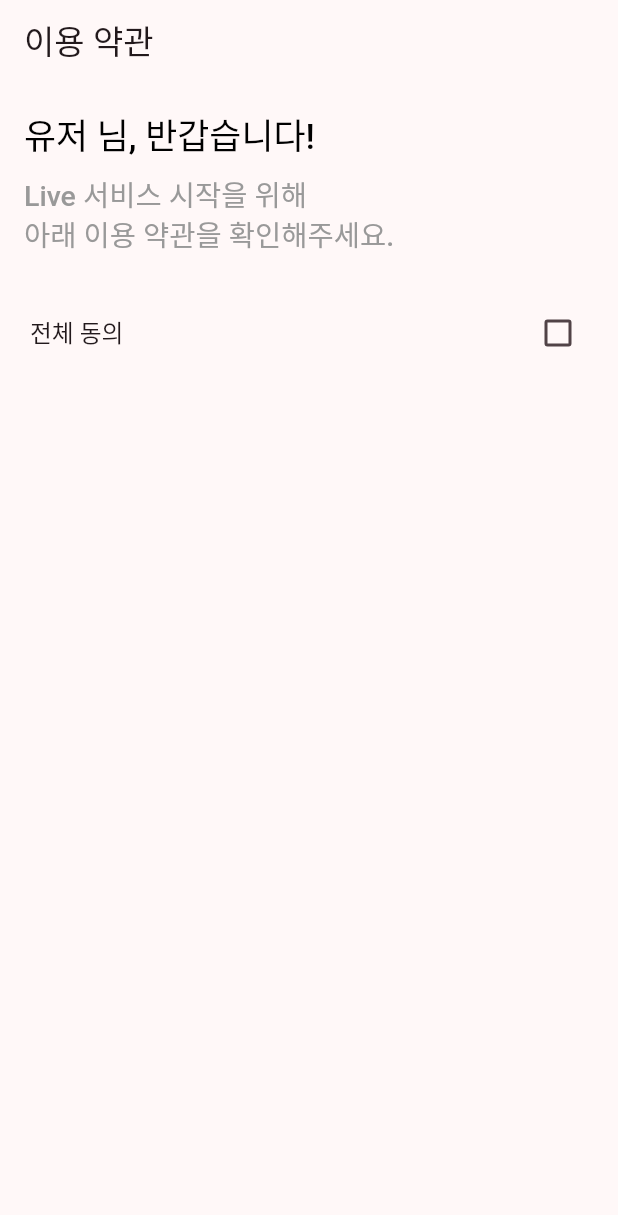
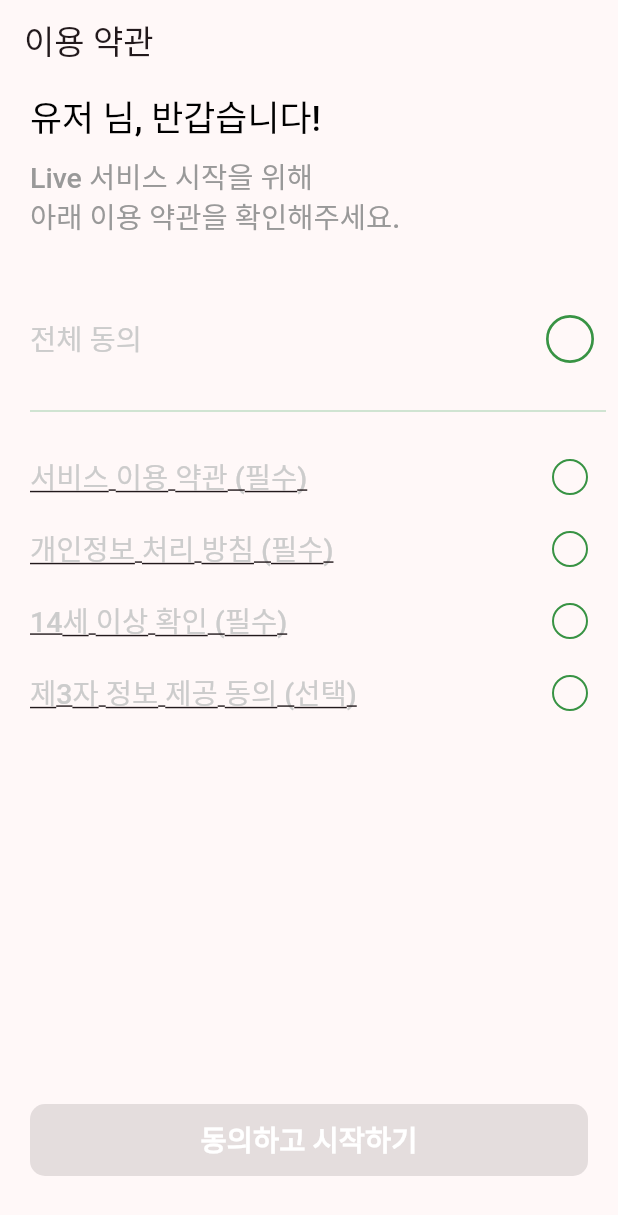
Before and after one commit to Live-2025-Hanium/live_frontend, a Flutter app: the TermsScreen screen opened by its route, on a phone screen of 412 x 824 dp. Shown: the top 1215 px of the screen. Run offline on Flutter 3.47's test engine with Material 3 defaults, Android fonts, the phone set to English and light mode, and no system bars; our stand-ins replace firebase_core, flutter_dotenv, flutter_riverpod, flutter_screenutil, flutter_svg, go_router and 1 more; missing offline and left inert: kakao_flutter_sdk_user; accounts and stored records are empty; Roboto replaces fonts that are missing (Pretendard); project files that could hold a hidden picture were left out.

Commit message:
Feat: 약관 페이지 ui 임시 구현

```diff
--- a/lib/app.dart
+++ b/lib/app.dart
@@ -1,6 +1,7 @@
 import 'package:flutter/material.dart';
 import 'package:flutter_riverpod/flutter_riverpod.dart';
 import 'package:flutter_screenutil/flutter_screenutil.dart';
+import 'package:live_frontend/theme/app_colors.dart';
 import 'routers/app_router.dart';
 
 class MyApp extends ConsumerWidget {
@@ -19,8 +20,12 @@ class MyApp extends ConsumerWidget {
           routerConfig: router,
           title: 'Lively',
           theme: ThemeData(
+            checkboxTheme: CheckboxThemeData(
+              side: const BorderSide(
+                color: AppColors.greenNormal,
+              ), // ✅ 보더 색만 지정
+            ),
             colorScheme: ColorScheme.fromSeed(seedColor: Colors.black),
-            // colorScheme: ColorScheme.fromSeed(seedColor: Colors.deepPurple),
             useMaterial3: true,
           ),
         );
--- a/lib/screens/terms/terms_screen.dart
+++ b/lib/screens/terms/terms_screen.dart
@@ -1,28 +1,39 @@
 import 'package:flutter/material.dart';
+import 'package:live_frontend/screens/terms/widgets/term.dart';
 import 'package:live_frontend/theme/app_text_styles.dart';
 import 'package:live_frontend/theme/app_colors.dart';
 
+class Agreement {
+  final String label;
+  bool agreed;
+
+  Agreement(this.label, {this.agreed = false});
+}
+
 class TermsScreen extends StatefulWidget {
   @override
-  _TermsScreenState createState() => _TermsScreenState();
+  TermsScreenState createState() => TermsScreenState();
 }
 
-class _TermsScreenState extends State<TermsScreen> {
+class TermsScreenState extends State<TermsScreen> {
   bool agreedToAll = false;
-  bool agreedToService = false;
-  bool agreedToPrivacy = false;
-  bool isOlderThen14 = false;
-  bool agreedToThirdParty = false;
 
   String userName = "유저"; // Replace with actual user name
+
+  List<Agreement> terms = [
+    Agreement("서비스 이용 약관 (필수)"),
+    Agreement("개인정보 처리 방침 (필수)"),
+    Agreement("14세 이상 확인 (필수)"),
+    Agreement("제3자 정보 제공 동의 (선택)"),
+  ];
 
   void updateAll(bool? value) {
     setState(() {
       agreedToAll = value ?? false;
-      agreedToService = value ?? false;
-      agreedToPrivacy = value ?? false;
-      isOlderThen14 = value ?? false;
-      agreedToThirdParty = value ?? false;
+      terms =
+          terms
+              .map((term) => Agreement(term.label, agreed: agreedToAll))
+              .toList();
     });
   }
 
@@ -31,14 +42,25 @@ class _TermsScreenState extends State<TermsScreen> {
     return Scaffold(
       appBar: AppBar(title: Text('이용 약관')),
       body: Padding(
-        padding: const EdgeInsets.all(16.0),
+        padding: EdgeInsets.only(
+          left: 20.0,
+          right: 8.0,
+          top: 4.0,
+          bottom: 40.0,
+        ),
         child: Column(
+          mainAxisAlignment: MainAxisAlignment.spaceBetween,
+          children: [
+            Column(
               mainAxisAlignment: MainAxisAlignment.start,
               crossAxisAlignment: CrossAxisAlignment.start,
               children: [
                 Text(
                   "$userName 님, 반갑습니다!",
-              style: AppTextStyles.titleMedium(context, color: Colors.black),
+                  style: AppTextStyles.titleMedium(
+                    context,
+                    color: Colors.black,
+                  ),
                 ),
                 SizedBox(height: 8.0),
                 Text(
@@ -48,20 +70,85 @@ class _TermsScreenState extends State<TermsScreen> {
                     color: AppColors.blackBlack4,
                   ),
                 ),
+                SizedBox(height: 44.0),
+                Row(
+                  mainAxisAlignment: MainAxisAlignment.spaceBetween,
+                  crossAxisAlignment: CrossAxisAlignment.center,
+                  children: [
+                    Text(
+                      "전체 동의",
+                      style: AppTextStyles.subtitleMedium(
+                        context,
+                        color: AppColors.blackBlack3,
+                      ),
+                    ),
+                    SizedBox(
+                      height: 48,
+                      width: 48,
+                      child: Transform.scale(
+                        scale: 32 / 18,
+                        child: Checkbox(
+                          value: agreedToAll,
+                          onChanged: updateAll,
+                          activeColor: AppColors.greenNormal,
+                          checkColor: Colors.white,
+                          shape: const CircleBorder(
+                            side: BorderSide(color: AppColors.greenNormal),
+                          ),
+                          visualDensity: VisualDensity.compact,
+                        ),
+                      ),
+                    ),
+                  ],
+                ),
                 SizedBox(height: 16.0),
+                Divider(color: AppColors.greenLightActive, thickness: 1.0),
+                SizedBox(height: 12.0),
+                Column(
+                  children:
+                      terms.map((term) {
+                        return Term(
+                          title: term.label,
+                          description: "자세히 보기",
+                          isChecked: term.agreed,
+                          onChanged: (value) {
+                            setState(() {
+                              term.agreed = value ?? false;
+                              agreedToAll = terms.every((t) => t.agreed);
+                            });
+                          },
+                        );
+                      }).toList(),
+                ),
+              ],
+            ),
             Padding(
-              padding: EdgeInsets.only(
-                left: 4.0,
-                right: 0,
-                top: 12.0,
-                bottom: 12.0,
+              padding: EdgeInsets.only(right: 12.0),
+              child: ElevatedButton(
+                onPressed:
+                    agreedToAll
+                        ? () {
+                          // Handle agreement submission
+                          //   Navigator.pop(context);
+                        }
+                        : null,
+                style: ElevatedButton.styleFrom(
+                  minimumSize: Size(double.infinity, 48),
+                  shape: RoundedRectangleBorder(
+                    borderRadius: BorderRadius.circular(10),
                   ),
-              child: Row(
-                mainAxisAlignment: MainAxisAlignment.spaceBetween,
-                children: [
-                  Text("전체 동의", style: AppTextStyles.bodyMedium(context)),
-                  Checkbox(value: agreedToAll, onChanged: updateAll),
-                ],
+                  backgroundColor:
+                      agreedToAll
+                          ? AppColors.greenNormal
+                          : AppColors.blackBlack2,
+                ),
+                child: Text(
+                  "동의하고 시작하기",
+                  style: AppTextStyles.subtitleSemibold(
+                    context,
+                    color: Colors.white,
+                  ),
+                ),
               ),
             ),
           ],
--- /dev/null
+++ b/lib/screens/terms/widgets/term.dart
@@ -0,0 +1,54 @@
+import 'package:flutter/material.dart';
+import 'package:live_frontend/theme/app_colors.dart';
+import 'package:live_frontend/theme/app_text_styles.dart';
+
+class Term extends StatelessWidget {
+  final String title;
+  final String description;
+  final bool isChecked;
+  final ValueChanged<bool?> onChanged;
+
+  const Term({
+    Key? key,
+    required this.title,
+    required this.description,
+    required this.isChecked,
+    required this.onChanged,
+  }) : super(key: key);
+
+  @override
+  Widget build(BuildContext context) {
+    return Row(
+      mainAxisAlignment: MainAxisAlignment.spaceBetween,
+      crossAxisAlignment: CrossAxisAlignment.center,
+      children: [
+        Text(
+          title,
+          style: AppTextStyles.subtitleMedium(
+            context,
+            color: AppColors.blackBlack3,
+            decoration: TextDecoration.underline,
+          ),
+        ),
+        SizedBox(
+          width: 48,
+          height: 48,
+          child: Center(
+            child: Transform.scale(
+              scale: 24 / 18, // 시각적으로 24x24로 키움
+              child: Checkbox(
+                value: isChecked,
+                onChanged: onChanged,
+                activeColor: AppColors.greenNormal,
+                checkColor: Colors.white,
+                shape: const CircleBorder(),
+                materialTapTargetSize: MaterialTapTargetSize.shrinkWrap, // ✅ 필수
+                visualDensity: VisualDensity.compact,
+              ),
+            ),
+          ),
+        ),
+      ],
+    );
+  }
+}
```
Lines whose indentation alone changed are shown as unchanged.
